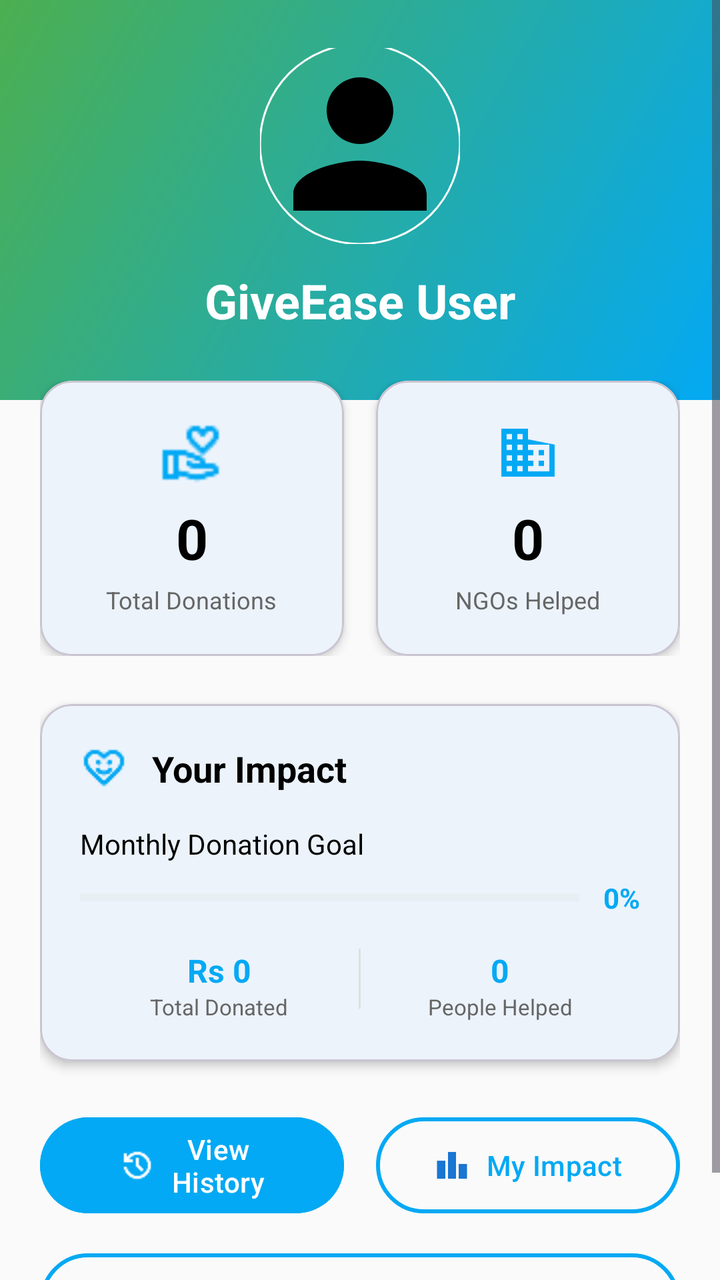
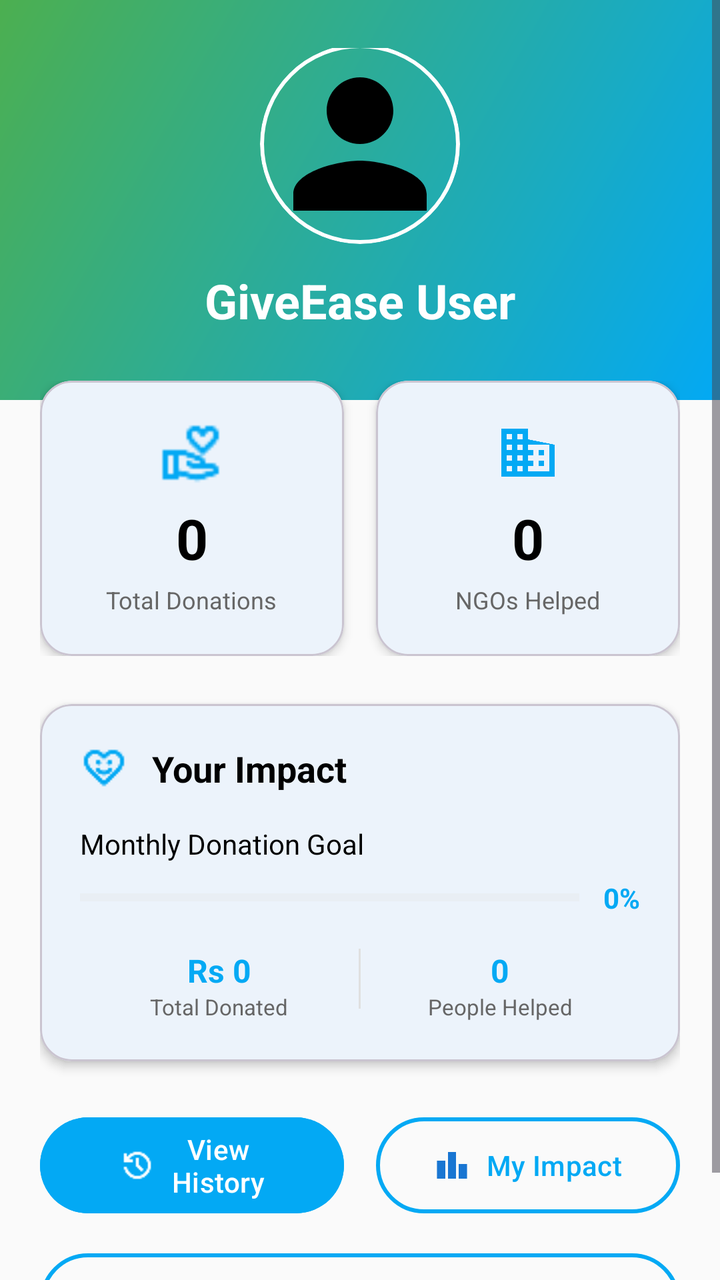

Screens rendered from an Android XML layout before and after an edit, with the pre-edit source and the edit as a unified diff.
<!-- AndroidManifest.xml: application theme Theme.GiveEase -->
<!-- res/layout/fragment_donor_profile.xml -->
<?xml version="1.0" encoding="utf-8"?>
<ScrollView xmlns:android="http://schemas.android.com/apk/res/android"
    xmlns:app="http://schemas.android.com/apk/res-auto"
    android:layout_width="match_parent"
    android:layout_height="match_parent"
    android:background="@color/background"
    android:fillViewport="true">

    <LinearLayout
        android:layout_width="match_parent"
        android:layout_height="wrap_content"
        android:orientation="vertical">

        <RelativeLayout
            android:layout_width="match_parent"
            android:layout_height="200dp"
            android:background="@drawable/home_header_gradient">

            <LinearLayout
                android:layout_width="match_parent"
                android:layout_height="wrap_content"
                android:orientation="vertical"
                android:gravity="center"
                android:layout_centerInParent="true"
                android:padding="24dp">

                <com.google.android.material.imageview.ShapeableImageView
                    android:id="@+id/imgProfile"
                    android:layout_width="100dp"
                    android:layout_height="100dp"
                    android:src="@drawable/sample_profile"
                    android:scaleType="centerCrop"
                    app:shapeAppearanceOverlay="@style/CircleImageView"
                    app:strokeColor="@android:color/white"
                    app:strokeWidth="1dp"
                    android:layout_marginBottom="12dp" />

                <TextView
                    android:id="@+id/tvDonorName"
                    android:layout_width="wrap_content"
                    android:layout_height="wrap_content"
                    android:text="GiveEase User"
                    android:textSize="24sp"
                    android:textColor="@android:color/white"
                    android:textStyle="bold"
                    android:layout_marginBottom="4dp" />

                <TextView
                    android:id="@+id/tvDonorEmail"
                    android:layout_width="wrap_content"
                    android:layout_height="wrap_content"
                    android:text="saad@example.com"
                    android:textColor="@android:color/white"
                    android:textSize="16sp"
                    android:alpha="0.9"
                    android:layout_marginBottom="8dp" />

                <LinearLayout
                    android:layout_width="wrap_content"
                    android:layout_height="wrap_content"
                    android:orientation="horizontal">

                    <TextView
                        android:layout_width="wrap_content"
                        android:layout_height="wrap_content"
                        android:text="⭐ Top Donor"
                        android:background="@drawable/white_badge_background"
                        android:paddingHorizontal="12dp"
                        android:paddingVertical="6dp"
                        android:textSize="12sp"
                        android:textStyle="bold"
                        android:textColor="@color/secondary"
                        android:layout_marginEnd="8dp" />

                    <TextView
                        android:layout_width="wrap_content"
                        android:layout_height="wrap_content"
                        android:text="🏆 5 Years"
                        android:background="@drawable/white_badge_background"
                        android:paddingHorizontal="12dp"
                        android:paddingVertical="6dp"
                        android:textSize="12sp"
                        android:textStyle="bold"
                        android:textColor="@color/secondary" />
                </LinearLayout>
            </LinearLayout>
        </RelativeLayout>

        <LinearLayout
            android:layout_width="match_parent"
            android:layout_height="wrap_content"
            android:orientation="vertical"
            android:padding="20dp"
            android:layout_marginTop="-30dp">

            <LinearLayout
                android:layout_width="match_parent"
                android:layout_height="wrap_content"
                android:orientation="horizontal"
                android:layout_marginBottom="24dp">

                <com.google.android.material.card.MaterialCardView
                    android:layout_width="0dp"
                    android:layout_height="wrap_content"
                    android:layout_weight="1"
                    android:layout_marginEnd="8dp"
                    app:cardCornerRadius="16dp"
                    app:cardElevation="3dp"
                    app:cardBackgroundColor="@android:color/white">

                    <LinearLayout
                        android:layout_width="match_parent"
                        android:layout_height="wrap_content"
                        android:orientation="vertical"
                        android:padding="20dp"
                        android:gravity="center">

                        <ImageView
                            android:layout_width="32dp"
                            android:layout_height="32dp"
                            android:src="@drawable/ic_donation"
                            app:tint="@color/secondary"
                            android:layout_marginBottom="8dp" />

                        <TextView
                            android:id="@+id/tvTotalDonations"
                            android:layout_width="wrap_content"
                            android:layout_height="wrap_content"
                            android:text="0"
                            android:textSize="28sp"
                            android:textStyle="bold"
                            android:textColor="@android:color/black"
                            android:layout_marginBottom="4dp" />

                        <TextView
                            android:layout_width="wrap_content"
                            android:layout_height="wrap_content"
                            android:text="Total Donations"
                            android:textColor="#666666"
                            android:textSize="12sp"
                            android:gravity="center" />
                    </LinearLayout>
                </com.google.android.material.card.MaterialCardView>

                <com.google.android.material.card.MaterialCardView
                    android:layout_width="0dp"
                    android:layout_height="wrap_content"
                    android:layout_weight="1"
                    android:layout_marginStart="8dp"
                    app:cardCornerRadius="16dp"
                    app:cardElevation="3dp"
                    app:cardBackgroundColor="@android:color/white">

                    <LinearLayout
                        android:layout_width="match_parent"
                        android:layout_height="wrap_content"
                        android:orientation="vertical"
                        android:padding="20dp"
                        android:gravity="center">

                        <ImageView
                            android:layout_width="32dp"
                            android:layout_height="32dp"
                            android:src="@drawable/ic_organization"
                            app:tint="@color/secondary"
                            android:layout_marginBottom="8dp" />

                        <TextView
                            android:id="@+id/tvNGOsSupported"
                            android:layout_width="wrap_content"
                            android:layout_height="wrap_content"
                            android:text="0"
                            android:textSize="28sp"
                            android:textStyle="bold"
                            android:textColor="@android:color/black"
                            android:layout_marginBottom="4dp" />

                        <TextView
                            android:layout_width="wrap_content"
                            android:layout_height="wrap_content"
                            android:text="NGOs Helped"
                            android:textColor="#666666"
                            android:textSize="12sp"
                            android:gravity="center" />
                    </LinearLayout>
                </com.google.android.material.card.MaterialCardView>
            </LinearLayout>

            <com.google.android.material.card.MaterialCardView
                android:layout_width="match_parent"
                android:layout_height="wrap_content"
                android:layout_marginBottom="24dp"
                app:cardCornerRadius="16dp"
                app:cardElevation="3dp"
                app:cardBackgroundColor="@android:color/white">

                <LinearLayout
                    android:layout_width="match_parent"
                    android:layout_height="wrap_content"
                    android:orientation="vertical"
                    android:padding="20dp">

                    <LinearLayout
                        android:layout_width="match_parent"
                        android:layout_height="wrap_content"
                        android:orientation="horizontal"
                        android:gravity="center_vertical"
                        android:layout_marginBottom="16dp">

                        <ImageView
                            android:layout_width="24dp"
                            android:layout_height="24dp"
                            android:src="@drawable/ic_heart"
                            app:tint="@color/secondary" />

                        <TextView
                            android:layout_width="wrap_content"
                            android:layout_height="wrap_content"
                            android:text="Your Impact"
                            android:textSize="18sp"
                            android:textStyle="bold"
                            android:textColor="@android:color/black"
                            android:layout_marginStart="12dp" />
                    </LinearLayout>

                    <TextView
                        android:layout_width="wrap_content"
                        android:layout_height="wrap_content"
                        android:text="Monthly Donation Goal"
                        android:textSize="14sp"
                        android:textColor="@android:color/black"
                        android:layout_marginBottom="8dp" />

                    <LinearLayout
                        android:layout_width="match_parent"
                        android:layout_height="wrap_content"
                        android:orientation="horizontal"
                        android:gravity="center_vertical"
                        android:layout_marginBottom="16dp">

                        <ProgressBar
                            android:id="@+id/progressDonationGoal"
                            style="?android:attr/progressBarStyleHorizontal"
                            android:layout_width="0dp"
                            android:layout_height="8dp"
                            android:layout_weight="1"
                            android:progress="0"
                            android:progressTint="@color/secondary"
                            android:progressBackgroundTint="#E0E0E0" />

                        <TextView
                            android:id="@+id/tvProgressPercent"
                            android:layout_width="wrap_content"
                            android:layout_height="wrap_content"
                            android:text="0%"
                            android:layout_marginStart="12dp"
                            android:textColor="@color/secondary"
                            android:textStyle="bold" />
                    </LinearLayout>

                    <LinearLayout
                        android:layout_width="match_parent"
                        android:layout_height="wrap_content"
                        android:orientation="horizontal">

                        <LinearLayout
                            android:layout_width="0dp"
                            android:layout_height="wrap_content"
                            android:layout_weight="1"
                            android:orientation="vertical"
                            android:gravity="center">

                            <TextView
                                android:id="@+id/tvTotalAmount"
                                android:layout_width="wrap_content"
                                android:layout_height="wrap_content"
                                android:text="Rs 0"
                                android:textSize="16sp"
                                android:textStyle="bold"
                                android:textColor="@color/secondary" />

                            <TextView
                                android:layout_width="wrap_content"
                                android:layout_height="wrap_content"
                                android:text="Total Donated"
                                android:textSize="11sp"
                                android:textColor="#666666" />
                        </LinearLayout>

                        <View
                            android:layout_width="1dp"
                            android:layout_height="30dp"
                            android:background="#E0E0E0" />

                        <LinearLayout
                            android:layout_width="0dp"
                            android:layout_height="wrap_content"
                            android:layout_weight="1"
                            android:orientation="vertical"
                            android:gravity="center">

                            <TextView
                                android:id="@+id/tvPeopleHelped"
                                android:layout_width="wrap_content"
                                android:layout_height="wrap_content"
                                android:text="0"
                                android:textSize="16sp"
                                android:textStyle="bold"
                                android:textColor="@color/secondary" />

                            <TextView
                                android:layout_width="wrap_content"
                                android:layout_height="wrap_content"
                                android:text="People Helped"
                                android:textSize="11sp"
                                android:textColor="#666666" />
                        </LinearLayout>
                    </LinearLayout>
                </LinearLayout>
            </com.google.android.material.card.MaterialCardView>

            <LinearLayout
                android:layout_width="match_parent"
                android:layout_height="wrap_content"
                android:orientation="vertical">

                <LinearLayout
                    android:layout_width="match_parent"
                    android:layout_height="wrap_content"
                    android:orientation="horizontal"
                    android:layout_marginBottom="12dp"
                    android:baselineAligned="false">

                    <com.google.android.material.button.MaterialButton
                        android:id="@+id/btnDonationHistory"
                        android:layout_width="0dp"
                        android:layout_height="56dp"
                        android:layout_weight="1"
                        android:text="View History"
                        android:textSize="14sp"
                        android:textAllCaps="false"
                        app:icon="@drawable/ic_history"
                        app:iconGravity="textStart"
                        app:iconPadding="8dp"
                        app:cornerRadius="28dp"
                        android:layout_marginEnd="8dp"
                        android:backgroundTint="@color/secondary"
                        style="@style/Widget.Material3.Button" />

                    <com.google.android.material.button.MaterialButton
                        android:id="@+id/btnMyCampaigns"
                        android:layout_width="0dp"
                        android:layout_height="56dp"
                        android:layout_weight="1"
                        android:text="My Impact"
                        android:textSize="14sp"
                        android:textAllCaps="false"
                        app:icon="@drawable/ic_leaderboard1"
                        app:iconGravity="textStart"
                        app:iconPadding="8dp"
                        app:cornerRadius="28dp"
                        android:layout_marginStart="8dp"
                        app:strokeColor="@color/secondary"
                        app:strokeWidth="2dp"
                        android:textColor="@color/secondary"
                        android:backgroundTint="@android:color/transparent"
                        style="@style/Widget.Material3.Button.OutlinedButton" />
                </LinearLayout>

                <com.google.android.material.button.MaterialButton
                    android:id="@+id/btnGoToSettings"
                    android:layout_width="match_parent"
                    android:layout_height="56dp"
                    android:text="Settings"
                    android:textSize="14sp"
                    android:textAllCaps="false"
                    app:icon="@drawable/ic_settings"
                    app:iconGravity="textStart"
                    app:iconPadding="8dp"
                    app:cornerRadius="28dp"
                    app:strokeColor="@color/secondary"
                    app:strokeWidth="2dp"
                    android:textColor="@color/secondary"
                    android:backgroundTint="@android:color/transparent"
                    style="@style/Widget.Material3.Button.OutlinedButton" />
            </LinearLayout>
        </LinearLayout>
    </LinearLayout>
</ScrollView>
<!-- resources referenced by this layout -->
<resources>
  <color name="background">#FAFAFA</color>
  <color name="secondary">#03A9F4</color>
  <!-- drawable home_header_gradient (drawable) -->
  <shape xmlns:android="http://schemas.android.com/apk/res/android">
      <gradient
          android:angle="135"
          android:startColor="@color/secondary"
          android:endColor="@color/primary"
          android:type="linear" />
  </shape>
  <!-- drawable ic_donation: png bitmap (drawable, 513 bytes) -->
  <!-- drawable ic_heart: png bitmap (drawable, 512 bytes) -->
  <!-- drawable ic_history: png bitmap (drawable, 413 bytes) -->
  <!-- drawable ic_leaderboard1 (drawable) -->
  <vector xmlns:android="http://schemas.android.com/apk/res/android"
      android:width="24dp"
      android:height="24dp"
      android:viewportWidth="24"
      android:viewportHeight="24">
      <path
          android:fillColor="#FF000000"
          android:pathData="M7.5,21H2V9h5.5V21zM14.75,3h-5.5v18h5.5V3zM22,11h-5.5v10H22V11z"/>
  </vector>
  <!-- drawable ic_organization (drawable) -->
  <vector xmlns:android="http://schemas.android.com/apk/res/android"
      android:width="24dp"
      android:height="24dp"
      android:viewportWidth="24"
      android:viewportHeight="24">
      <path
          android:fillColor="#FF000000"
          android:pathData="M12,7L12,3L2,3v18h20L22,9L12,7zM6,19L4,19v-2h2v2zM6,15L4,15v-2h2v2zM6,11L4,11L4,9h2v2zM6,7L4,7L4,5h2v2zM10,19L8,19v-2h2v2zM10,15L8,15v-2h2v2zM10,11L8,11L8,9h2v2zM10,7L8,7L8,5h2v2zM20,19h-8v-2h2v-2h-2v-2h2v-2h-2L12,9h8v10zM18,11h-2v2h2v-2zM18,15h-2v2h2v-2z"/>
  </vector>
  <!-- drawable ic_settings: png bitmap (drawable, 585 bytes) -->
  <!-- drawable sample_profile (drawable) -->
  <vector xmlns:android="http://schemas.android.com/apk/res/android"
      android:width="24dp"
      android:height="24dp"
      android:viewportWidth="24"
      android:viewportHeight="24">
      <path
          android:fillColor="#FF000000"
          android:pathData="M12,12c2.21,0 4,-1.79 4,-4s-1.79,-4 -4,-4s-4,1.79 -4,4S9.79,12 12,12zM12,14c-2.67,0 -8,1.34 -8,4v2h16v-2C20,15.34 14.67,14 12,14z"/>
  </vector>
  <!-- drawable white_badge_background (drawable) -->
  <shape xmlns:android="http://schemas.android.com/apk/res/android">
      <solid android:color="@android:color/white" />
      <corners android:radius="16dp" />
      <stroke android:width="1dp" android:color="#E0E0E0" />
  </shape>
  <style name="CircleImageView" parent="">
          <item name="cornerFamily">rounded</item>
          <item name="cornerSize">50%</item>
      </style>
  <style name="Theme.GiveEase" parent="Theme.Material3.Light.NoActionBar">
          
          <item name="colorPrimary">@color/primary_blue</item>
          <item name="colorOnPrimary">@color/white</item>
          <item name="colorSecondary">@color/teal_200</item>
          <item name="colorOnSecondary">@color/black</item>
  
          
          <item name="android:windowBackground">@color/background</item>
          <item name="colorSurface">@color/surface</item>
          <item name="colorOnSurface">@color/onSurface</item>
          <item name="colorOnBackground">@color/onBackground</item>
  
          
          <item name="android:statusBarColor" tools:targetApi="l">?attr/colorPrimary</item>
  
      </style>
  <color name="primary">#4CAF50</color>
  <color name="primary_blue">#1976D2</color>
  <color name="white">#FFFFFFFF</color>
  <color name="teal_200">#FF03DAC5</color>
  <color name="black">#FF000000</color>
  <color name="surface">#FFFFFF</color>
  <color name="onSurface">#212121</color>
  <color name="onBackground">#212121</color>
</resources>

<!-- the commit's change to res/layout/fragment_donor_profile.xml (unified diff, before → after) -->
@@ -24,16 +24,23 @@
                 android:layout_centerInParent="true"
                 android:padding="24dp">
 
-                <com.google.android.material.imageview.ShapeableImageView
-                    android:id="@+id/imgProfile"
+                <com.google.android.material.card.MaterialCardView
                     android:layout_width="100dp"
                     android:layout_height="100dp"
-                    android:src="@drawable/sample_profile"
-                    android:scaleType="centerCrop"
-                    app:shapeAppearanceOverlay="@style/CircleImageView"
+                    android:layout_marginBottom="12dp"
+                    app:cardBackgroundColor="@android:color/transparent"
+                    app:cardCornerRadius="50dp"
+                    app:cardElevation="0dp"
                     app:strokeColor="@android:color/white"
-                    app:strokeWidth="1dp"
-                    android:layout_marginBottom="12dp" />
+                    app:strokeWidth="2dp">
+
+                    <ImageView
+                        android:id="@+id/imgProfile"
+                        android:layout_width="match_parent"
+                        android:layout_height="match_parent"
+                        android:scaleType="centerCrop"
+                        android:src="@drawable/sample_profile" />
+                </com.google.android.material.card.MaterialCardView>
 
                 <TextView
                     android:id="@+id/tvDonorName"
<!-- resource entries referenced after the edit -->
@@ -50,10 +50,6 @@
       <corners android:radius="16dp" />
       <stroke android:width="1dp" android:color="#E0E0E0" />
   </shape>
-  <style name="CircleImageView" parent="">
-          <item name="cornerFamily">rounded</item>
-          <item name="cornerSize">50%</item>
-      </style>
   <style name="Theme.GiveEase" parent="Theme.Material3.Light.NoActionBar">
           
           <item name="colorPrimary">@color/primary_blue</item>
